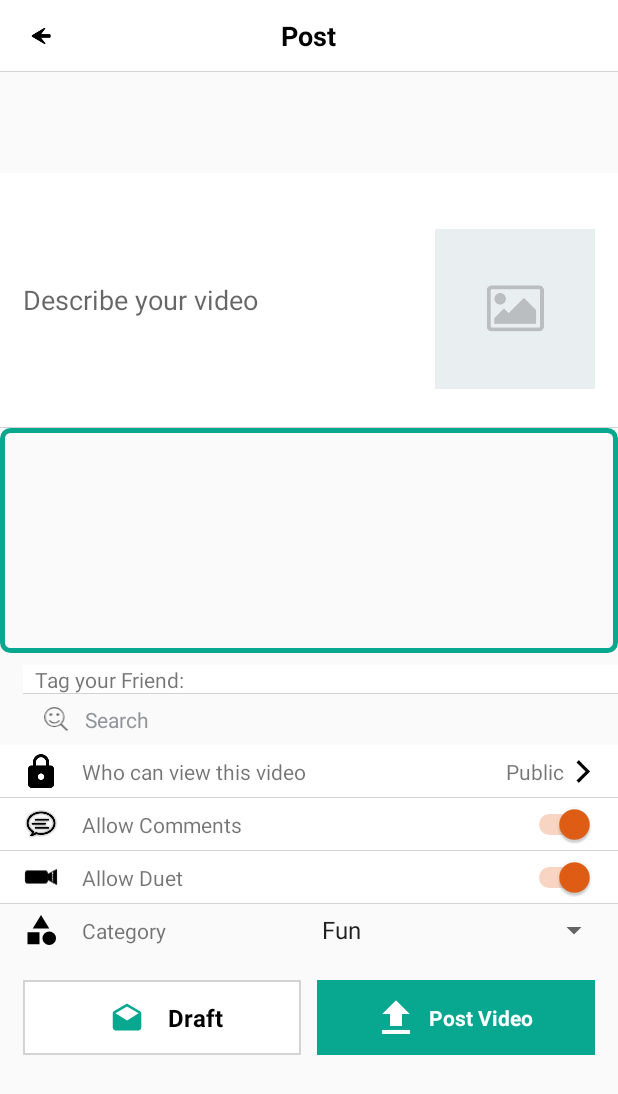
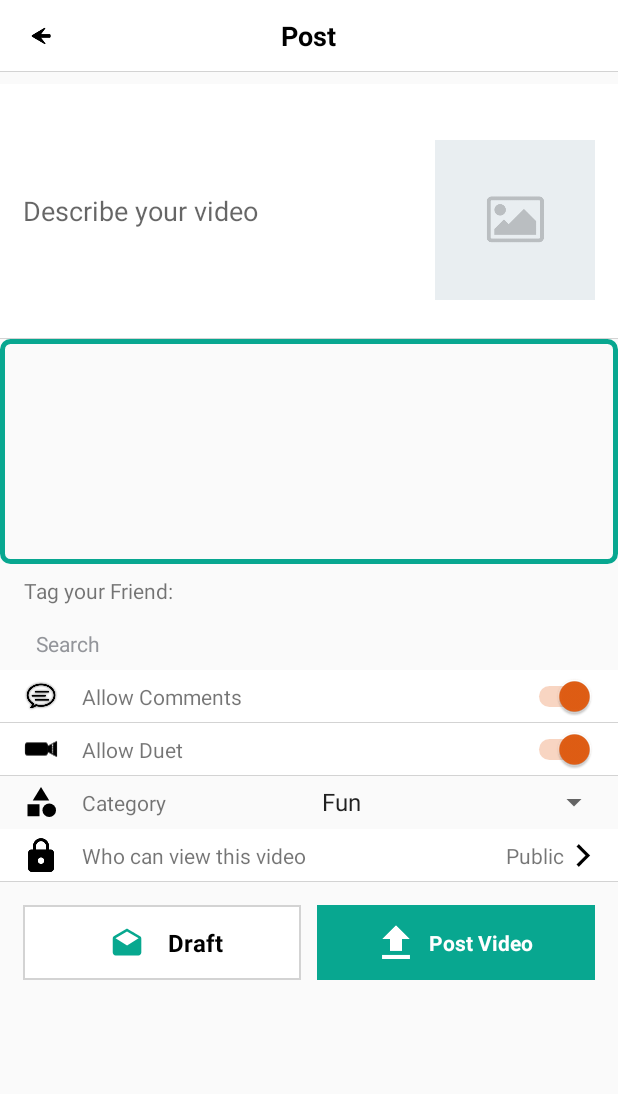
Before and after one commit to revanthmuni/Bindaas, an Android app: the Post_Video_A screen opened directly, with no data from a screen before it, on a phone screen of 412 x 824 dp. Shown: the top 1094 px of the screen. Run offline under Robolectric (Android 15) with nearby library versions, the light colour scheme and no system bars; our stand-ins replace Volley; libraries missing offline, so code that uses them is left out: com.downloader, com.gmail.samehadar, com.googlecode.mp4parser; network calls fail; 2 statements that could not run were skipped.

Commit message:
Issues on 18th some were fixed...

```diff
--- a/app/src/main/java/com/tachyon/bindaas/Comments/Comment_F.java
+++ b/app/src/main/java/com/tachyon/bindaas/Comments/Comment_F.java
@@ -196,6 +196,7 @@ public class Comment_F extends RootFragment {
         try {
             if (Variables.sharedPreferences.getString(Variables.u_id, "0").equals(item.user_id)) {
                 try {
+                    getActivity().onBackPressed();
                     TabLayout.Tab profile = MainMenuFragment.tabLayout.getTabAt(2);
                     profile.select();
                 } catch (Exception e) {
--- a/app/src/main/java/com/tachyon/bindaas/Services/Upload_Service.java
+++ b/app/src/main/java/com/tachyon/bindaas/Services/Upload_Service.java
@@ -176,7 +176,7 @@ public class Upload_Service extends Service {
                 allow_comment = intent.getStringExtra("allow_comments");
                 allow_duet = intent.getStringExtra("allow_duet");
                 category = intent.getStringExtra("cat");
-                //tagged_users = intent.getStringExtra("tagged_users");
+                tagged_users = intent.getStringExtra("tagged_users");
 
                 new Thread(new Runnable() {
                     @Override
@@ -202,7 +202,7 @@ public class Upload_Service extends Service {
                             parameters.put("allow_comments",allow_comment);
                             parameters.put("allow_duet",allow_duet);
                             parameters.put("category",category);
-                           // parameters.put("tagged_users", tagged_users);
+                            parameters.put("tagged_users", tagged_users);
                             JSONObject vidoefiledata = new JSONObject();
                             vidoefiledata.put("file_data", video_base64);
                             parameters.put("videobase64", vidoefiledata);
--- a/app/src/main/java/com/tachyon/bindaas/Video_Recording/Post_Video_A.java
+++ b/app/src/main/java/com/tachyon/bindaas/Video_Recording/Post_Video_A.java
@@ -81,7 +81,9 @@ public class Post_Video_A extends AppCompatActivity implements ServiceCallback,
     RecyclerView recyclerView;
     HashTagsAdapter adapter;
 
+    TextView no_data_found_view;
     TextView finaltext;
+    ImageView close_finaltext;
     EditText search_edit;
     RecyclerView followers_actv_recycler;
     List<String> list = new ArrayList<>();
@@ -101,9 +103,17 @@ public class Post_Video_A extends AppCompatActivity implements ServiceCallback,
                 // video_path = intent.getStringExtra("video_path");
             }
             video_path = Variables.output_filter_file;
+            search_edit = findViewById(R.id.search_edit);
+            no_data_found_view  = findViewById(R.id.no_data_found_view);
             finaltext = findViewById(R.id.finaltext);
-
-            search_edit = findViewById(R.id.search_edit);
+            close_finaltext = findViewById(R.id.close_finaltext);
+            close_finaltext.setOnClickListener(new View.OnClickListener() {
+                @Override
+                public void onClick(View view) {
+                    finaltext.setText("");
+                    close_finaltext.setVisibility(View.GONE);
+                }
+            });
             search_edit.addTextChangedListener(new TextWatcher() {
                 @Override
                 public void beforeTextChanged(CharSequence charSequence, int i, int i1, int i2) {
@@ -114,9 +124,9 @@ public class Post_Video_A extends AppCompatActivity implements ServiceCallback,
                 public void onTextChanged(CharSequence s, int i, int i1, int i2) {
                     if (s.equals("")){
                         followers_actv_recycler.setVisibility(View.GONE);
+                        no_data_found_view.setVisibility(View.VISIBLE);
                     }else{
                         followers_actv_recycler.setVisibility(View.VISIBLE);
-
                         filter(s);
                     }
                 }
@@ -198,6 +208,13 @@ public class Post_Video_A extends AppCompatActivity implements ServiceCallback,
             }
         }
         //update recyclerview
+        if (temp.size() == 0){
+            no_data_found_view.setVisibility(View.VISIBLE);
+            followers_actv_recycler.setVisibility(View.GONE);
+        }else{
+            no_data_found_view.setVisibility(View.GONE);
+            followers_actv_recycler.setVisibility(View.VISIBLE);
+        }
         actv_adapter.updateList(temp);
     }
     private void callApiForFollowersList(){
@@ -225,6 +242,7 @@ public class Post_Video_A extends AppCompatActivity implements ServiceCallback,
                             for (int i=0;i<msgArray.length();i++){
                                 JSONObject index = msgArray.getJSONObject(i);
                                 Home_Get_Set model = new Home_Get_Set();
+                                model.user_id = index.optString("user_id");
                                 model.username = index.optString("username");
                                 model.verified = index.optString("verified");
                                 model.first_name = index.optString("first_name");
@@ -235,19 +253,25 @@ public class Post_Video_A extends AppCompatActivity implements ServiceCallback,
                             }
                             //Toast.makeText(getApplicationContext(), ""+list.size(), Toast.LENGTH_SHORT).show();
                         }
+                       /* for (int i=0;i<4;i++){
+                            Home_Get_Set model = new Home_Get_Set();
+                            model.user_id = "UserId"+i;
+                            model.username = "UserName"+i;
+                            model.first_name ="First Name"+i;
+                            model.last_name = "Last Name"+i;
+                            followerList.add(model);
+                        }*/
                         actv_adapter = new GetFollowersAdapter(Post_Video_A.this, followerList, new GetFollowersAdapter.OnItemClick() {
                             @Override
                             public void onClick(String id) {
-                                if (finaltext.getText().toString().trim().equals("")){
+                                if (finaltext.getText().toString().equals("")){
                                     finaltext.setText(id);
-                                    search_edit.setText("");
+                                    finaltext.setVisibility(View.VISIBLE);
+                                    close_finaltext.setVisibility(View.VISIBLE);
                                 }else{
-                                    if (!finaltext.getText().toString().trim().contains(id)){
-                                        finaltext.setText(finaltext.getText().toString()+","+id);
-                                        search_edit.setText("");
-                                    }
+                                    finaltext.setText(finaltext.getText().toString()+","+id);
                                 }
-
+                                //finaltext.setText(search_edit.getText().toString()+","+id);
                             }
                         });
                         followers_actv_recycler.setAdapter(actv_adapter);
@@ -387,7 +411,6 @@ public class Post_Video_A extends AppCompatActivity implements ServiceCallback,
             serviceCallback = this;
 
            // Toast.makeText(this, ""+finaltext.getText().toString(), Toast.LENGTH_SHORT).show();
-            Log.d(TAG, "Start_Service: "+finaltext.getText().toString());
             Upload_Service mService = new Upload_Service(serviceCallback);
             if (!Functions.isMyServiceRunning(this, mService.getClass())) {
                 Intent mServiceIntent = new Intent(this.getApplicationContext(), mService.getClass());
@@ -398,7 +421,7 @@ public class Post_Video_A extends AppCompatActivity implements ServiceCallback,
                 mServiceIntent.putExtra("desc", "" + description_edit.getText().toString());
                 mServiceIntent.putExtra("cat",category.getSelectedItem().toString());
                 mServiceIntent.putExtra("privacy_type", privcy_type_txt.getText().toString());
-                //mServiceIntent.putExtra("tagged_users", finaltext.getText().toString());
+                mServiceIntent.putExtra("tagged_users", finaltext.getText().toString());
                 /*tagged_users*/
                 if (comment_switch.isChecked())
                     mServiceIntent.putExtra("allow_comments", "true");
--- /dev/null
+++ b/app/src/main/res/drawable/ic_close.xml
@@ -0,0 +1,10 @@
+<vector xmlns:android="http://schemas.android.com/apk/res/android"
+    android:width="24dp"
+    android:height="24dp"
+    android:viewportWidth="24"
+    android:viewportHeight="24"
+    android:tint="?attr/colorControlNormal">
+  <path
+      android:fillColor="@android:color/white"
+      android:pathData="M19,6.41L17.59,5 12,10.59 6.41,5 5,6.41 10.59,12 5,17.59 6.41,19 12,13.41 17.59,19 19,17.59 13.41,12z"/>
+</vector>
--- a/app/src/main/res/layout/activity_post_video.xml
+++ b/app/src/main/res/layout/activity_post_video.xml
@@ -1,5 +1,6 @@
 <?xml version="1.0" encoding="utf-8"?>
-<androidx.constraintlayout.widget.ConstraintLayout xmlns:android="http://schemas.android.com/apk/res/android"
+<androidx.constraintlayout.widget.ConstraintLayout
+    xmlns:android="http://schemas.android.com/apk/res/android"
     xmlns:app="http://schemas.android.com/apk/res-auto"
     xmlns:tools="http://schemas.android.com/tools"
     android:id="@+id/relativeLayout4"
@@ -12,8 +13,7 @@
         android:id="@+id/scrollView2"
         android:layout_width="match_parent"
         android:layout_height="wrap_content"
-        android:layout_marginBottom="24dp"
-        app:layout_constraintBottom_toBottomOf="parent"
+        android:layout_marginTop="8dp"
         app:layout_constraintEnd_toEndOf="parent"
         app:layout_constraintStart_toStartOf="parent"
         app:layout_constraintTop_toBottomOf="@+id/toolbar">
@@ -55,6 +55,7 @@
 
 
             </LinearLayout>
+
             <androidx.recyclerview.widget.RecyclerView
                 android:id="@+id/hashtags"
                 android:layout_width="match_parent"
@@ -63,120 +64,92 @@
                 android:padding="15dp">
 
             </androidx.recyclerview.widget.RecyclerView>
-            <LinearLayout
+            <androidx.constraintlayout.widget.ConstraintLayout
                 android:layout_width="match_parent"
                 android:layout_height="wrap_content"
                 android:orientation="vertical">
 
-                <LinearLayout
-                    android:layout_width="match_parent"
+                <EditText
+                    android:id="@+id/search_edit"
+                    android:layout_width="0dp"
                     android:layout_height="wrap_content"
-                    android:orientation="horizontal"
+                    android:layout_marginStart="16dp"
                     android:layout_marginTop="8dp"
-                    android:layout_marginStart="15dp"
-                    android:background="@drawable/d_bottom_gray_line">
+                    android:layout_marginEnd="16dp"
+                    android:layout_toEndOf="@+id/search"
+                    android:layout_weight="2"
+                    android:backgroundTint="@color/transparent"
+                    android:hint="Search"
+                    android:padding="8dp"
+                    android:textColor="@color/black"
+                    android:textColorHint="@color/darkgray"
+                    android:textSize="14dp"
+                    app:layout_constraintEnd_toEndOf="parent"
+                    app:layout_constraintStart_toStartOf="parent"
+                    app:layout_constraintTop_toBottomOf="@+id/textView11" />
 
-                    <TextView
-                        android:layout_width="0dp"
-                        android:layout_height="wrap_content"
-                        android:layout_marginLeft="8dp"
-                        android:layout_weight="1"
-                        android:text="Tag your Friend:" />
+                <TextView
+                    android:id="@+id/textView11"
+                    android:layout_width="0dp"
+                    android:layout_height="wrap_content"
+                    android:layout_marginStart="16dp"
+                    android:layout_marginTop="8dp"
+                    android:layout_weight="1"
+                    android:text="Tag your Friend:"
+                    app:layout_constraintStart_toStartOf="parent"
+                    app:layout_constraintTop_toTopOf="parent" />
 
-                    <TextView
-                        android:id="@+id/finaltext"
-                        android:layout_width="0dp"
-                        android:layout_height="wrap_content"
-                        android:layout_weight="2"
-                        android:text="" />
-                </LinearLayout>
-
-                <RelativeLayout
-                    android:layout_width="match_parent"
+                <TextView
+                    android:id="@+id/no_data_found_view"
+                    android:layout_width="wrap_content"
                     android:layout_height="wrap_content"
-                    android:paddingStart="10dp">
-
-                    <EditText
-                        android:id="@+id/search_edit"
-                        android:layout_width="match_parent"
-                        android:layout_height="wrap_content"
-                        android:layout_toEndOf="@+id/search"
-                        android:backgroundTint="@color/transparent"
-                        android:hint="Search"
-                        android:padding="7dp"
-                        android:textColor="@color/black"
-                        android:textColorHint="@color/darkgray"
-                        android:textSize="14dp" />
-
-                    <ImageButton
-                        android:id="@+id/search"
-                        android:layout_width="24dp"
-                        android:layout_height="24dp"
-                        android:layout_marginStart="15dp"
-                        android:layout_centerVertical="true"
-                        android:background="@color/transparent"
-                        android:padding="4dp"
-                        android:scaleType="fitCenter"
-                        android:src="@drawable/ic_discovery_gray"
-                        android:tint="@color/dimgray" />
-
-                </RelativeLayout>
+                    android:layout_marginTop="8dp"
+                    android:background="@color/lightgraycolor"
+                    android:padding="35dp"
+                    android:text="No results Found"
+                    android:visibility="gone"
+                    app:layout_constraintEnd_toEndOf="@+id/search_edit"
+                    app:layout_constraintHorizontal_bias="0.05"
+                    app:layout_constraintStart_toStartOf="@+id/search_edit"
+                    app:layout_constraintTop_toBottomOf="@+id/search_edit" />
 
                 <androidx.recyclerview.widget.RecyclerView
                     android:id="@+id/followers_actv"
-                    android:layout_width="match_parent"
-                    android:layout_height="90dp"
+                    android:layout_width="0dp"
+                    android:layout_height="wrap_content"
+                    android:layout_marginBottom="4dp"
+                    android:padding="10dp"
                     android:visibility="gone"
-                    android:layout_marginStart="15dp"
-                    android:padding="10dp" />
-            </LinearLayout>
+                    app:layout_constraintBottom_toBottomOf="parent"
+                    app:layout_constraintEnd_toEndOf="@+id/search_edit"
+                    app:layout_constraintHorizontal_bias="0.04"
+                    app:layout_constraintStart_toStartOf="@+id/search_edit"
+                    app:layout_constraintTop_toBottomOf="@+id/search_edit"
+                    app:layout_constraintVertical_bias="0.0" />
 
-
-
-            <RelativeLayout
-                android:id="@+id/privacy_type_layout"
-                android:layout_width="match_parent"
-                android:layout_height="35dp"
-                android:background="@drawable/d_bottom_gray_line">
+                <TextView
+                    android:id="@+id/finaltext"
+                    android:layout_width="0dp"
+                    android:layout_height="wrap_content"
+                    android:layout_marginStart="8dp"
+                    android:layout_marginEnd="50dp"
+                    android:textStyle="italic"
+                    app:layout_constraintBottom_toBottomOf="@+id/textView11"
+                    app:layout_constraintEnd_toEndOf="parent"
+                    app:layout_constraintHorizontal_bias="0.0"
+                    app:layout_constraintStart_toEndOf="@+id/textView11"
+                    app:layout_constraintTop_toTopOf="@+id/textView11" />
 
                 <ImageView
-                    android:id="@+id/lock_img"
-                    android:layout_width="24dp"
-                    android:layout_height="24dp"
-                    android:layout_centerVertical="true"
-                    android:layout_marginStart="15dp"
-                    android:src="@drawable/ic_lock"
-                    android:tint="@color/black" />
-
-                <ImageView
-                    android:id="@+id/right_arrow"
-                    android:layout_width="15dp"
-                    android:layout_height="15dp"
-                    android:layout_alignParentEnd="true"
-                    android:layout_centerVertical="true"
-                    android:layout_marginEnd="15dp"
-                    android:src="@drawable/ic_next"
-                    android:tint="@color/black" />
-
-
-                <TextView
-                    android:id="@+id/privcy_type_txt"
+                    android:id="@+id/close_finaltext"
                     android:layout_width="wrap_content"
                     android:layout_height="wrap_content"
-                    android:layout_centerVertical="true"
-                    android:layout_marginEnd="5dp"
-                    android:layout_toStartOf="@+id/right_arrow"
-                    android:text="Public" />
-
-                <TextView
-                    android:layout_width="wrap_content"
-                    android:layout_height="wrap_content"
-                    android:layout_centerVertical="true"
-                    android:layout_marginStart="15dp"
-                    android:layout_toEndOf="@+id/lock_img"
-                    android:text="Who can view this video" />
-
-            </RelativeLayout>
+                    android:visibility="gone"
+                    app:layout_constraintBottom_toBottomOf="@+id/finaltext"
+                    app:layout_constraintStart_toEndOf="@+id/finaltext"
+                    app:layout_constraintTop_toTopOf="@+id/finaltext"
+                    app:srcCompat="@drawable/ic_close" />
+            </androidx.constraintlayout.widget.ConstraintLayout>
 
             <RelativeLayout
                 android:layout_width="match_parent"
@@ -211,6 +184,7 @@
                     android:text="Allow Comments" />
 
             </RelativeLayout>
+
 
             <RelativeLayout
                 android:id="@+id/duet_layout"
@@ -279,6 +253,53 @@
                     android:layout_toEndOf="@+id/cat_img"
                     android:text="Category " />
             </RelativeLayout>
+
+            <RelativeLayout
+                android:id="@+id/privacy_type_layout"
+                android:layout_width="match_parent"
+                android:layout_height="35dp"
+                android:background="@drawable/d_bottom_gray_line">
+
+                <ImageView
+                    android:id="@+id/lock_img"
+                    android:layout_width="24dp"
+                    android:layout_height="24dp"
+                    android:layout_centerVertical="true"
+                    android:layout_marginStart="15dp"
+                    android:src="@drawable/ic_lock"
+                    android:tint="@color/black" />
+
+                <ImageView
+                    android:id="@+id/right_arrow"
+                    android:layout_width="15dp"
+                    android:layout_height="15dp"
+                    android:layout_alignParentEnd="true"
+                    android:layout_centerVertical="true"
+                    android:layout_marginEnd="15dp"
+                    android:src="@drawable/ic_next"
+                    android:tint="@color/black" />
+
+
+                <TextView
+                    android:id="@+id/privcy_type_txt"
+                    android:layout_width="wrap_content"
+                    android:layout_height="wrap_content"
+                    android:layout_centerVertical="true"
+                    android:layout_marginEnd="5dp"
+                    android:layout_toStartOf="@+id/right_arrow"
+                    android:text="Public" />
+
+                <TextView
+                    android:layout_width="wrap_content"
+                    android:layout_height="wrap_content"
+                    android:layout_centerVertical="true"
+                    android:layout_marginStart="15dp"
+                    android:layout_toEndOf="@+id/lock_img"
+                    android:text="Who can view this video" />
+
+            </RelativeLayout>
+
+
 
 
             <LinearLayout
@@ -349,7 +370,6 @@
                 </LinearLayout>
 
             </LinearLayout>
-
         </LinearLayout>
     </ScrollView>
 
--- a/app/src/main/res/layout/follwers_row.xml
+++ b/app/src/main/res/layout/follwers_row.xml
@@ -13,7 +13,8 @@
         android:layout_width="match_parent"
         android:layout_height="wrap_content"
         android:text="TextView"
-        android:gravity="center"
+        android:gravity="left"
+        android:padding="8dp"
         android:textColor="@color/black"
         app:layout_constraintBottom_toBottomOf="parent"
         app:layout_constraintEnd_toEndOf="parent"
```
